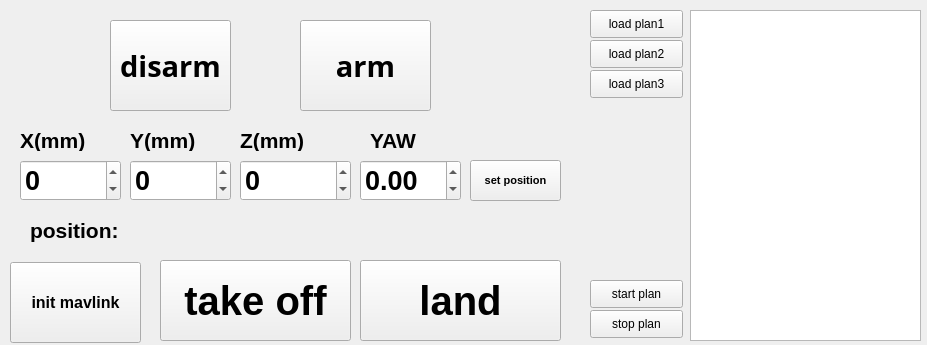
This is src/px4/formpx4window.ui in guanglun/GLMocap as Qt 5 draws it before an edit. The edited form follows.
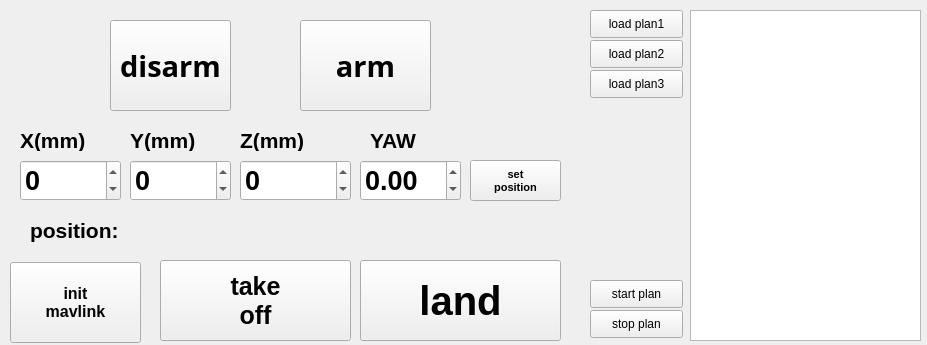
This is the edited form.

Patch:
```diff
--- a/src/px4/formpx4window.ui
+++ b/src/px4/formpx4window.ui
@@ -42,7 +42,8 @@
     </font>
    </property>
    <property name="text">
-    <string>init mavlink</string>
+    <string>init
+mavlink</string>
    </property>
   </widget>
   <widget class="QPushButton" name="pb_arm">
@@ -118,13 +119,14 @@
    </property>
    <property name="font">
     <font>
-     <pointsize>30</pointsize>
+     <pointsize>19</pointsize>
      <weight>75</weight>
      <bold>true</bold>
     </font>
    </property>
    <property name="text">
-    <string>take off</string>
+    <string>take
+off</string>
    </property>
   </widget>
   <widget class="QPushButton" name="pb_set_position">
@@ -144,7 +146,8 @@
     </font>
    </property>
    <property name="text">
-    <string>set position</string>
+    <string>set
+position</string>
    </property>
   </widget>
   <widget class="QSpinBox" name="sb_y">
```
